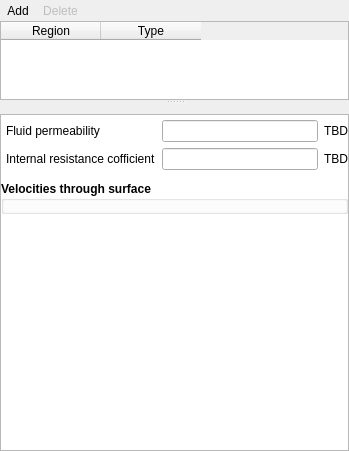
First picture: the form in mfixgui/uifiles/internal_surfaces.ui, repository truongd8593/mfix, before the edit.
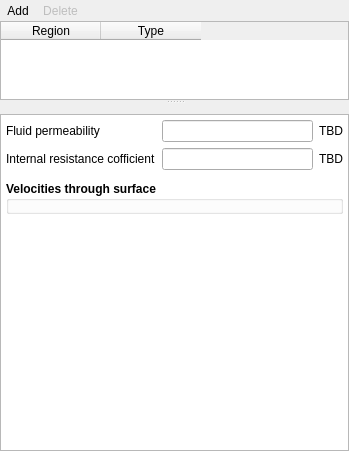
Second picture: the form after the edit. Custom widgets are drawn as their Qt base class.

Commit message: margins/alignment

Diff of the .ui file:
```diff
--- a/mfixgui/uifiles/internal_surfaces.ui
+++ b/mfixgui/uifiles/internal_surfaces.ui
@@ -233,19 +233,19 @@
            <rect>
             <x>0</x>
             <y>0</y>
-            <width>345</width>
-            <height>323</height>
+            <width>347</width>
+            <height>327</height>
            </rect>
           </property>
           <layout class="QVBoxLayout" name="verticalLayout_4">
            <property name="leftMargin">
-            <number>0</number>
+            <number>5</number>
            </property>
            <property name="topMargin">
             <number>0</number>
            </property>
            <property name="rightMargin">
-            <number>0</number>
+            <number>5</number>
            </property>
            <property name="bottomMargin">
             <number>0</number>
@@ -262,7 +262,7 @@
                </property>
                <layout class="QGridLayout" name="gridLayout_3">
                 <property name="leftMargin">
-                 <number>5</number>
+                 <number>0</number>
                 </property>
                 <property name="topMargin">
                  <number>5</number>
```
